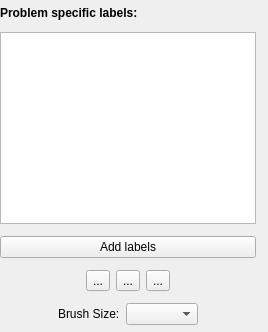
The window that ilastik/applets/labeling/labelingDrawer.ui (ilastik/ilastik) describes before a commit, drawn with Qt 5.
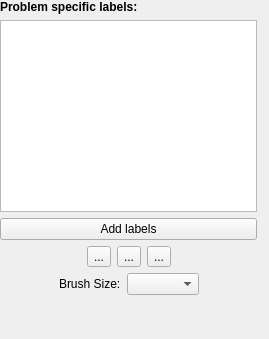
The same window after the commit. Custom widgets are drawn as their Qt base class.

Commit message: Fixed layout issues.

The edit to the form file:
```diff
--- a/ilastik/applets/labeling/labelingDrawer.ui
+++ b/ilastik/applets/labeling/labelingDrawer.ui
@@ -6,8 +6,8 @@
    <rect>
     <x>0</x>
     <y>0</y>
-    <width>268</width>
-    <height>332</height>
+    <width>269</width>
+    <height>339</height>
    </rect>
   </property>
   <property name="sizePolicy">
@@ -176,6 +176,19 @@
        </item>
       </layout>
      </item>
+     <item>
+      <spacer name="verticalSpacer">
+       <property name="orientation">
+        <enum>Qt::Vertical</enum>
+       </property>
+       <property name="sizeHint" stdset="0">
+        <size>
+         <width>20</width>
+         <height>40</height>
+        </size>
+       </property>
+      </spacer>
+     </item>
     </layout>
    </item>
   </layout>
```
The commit also changes 3 other files.
